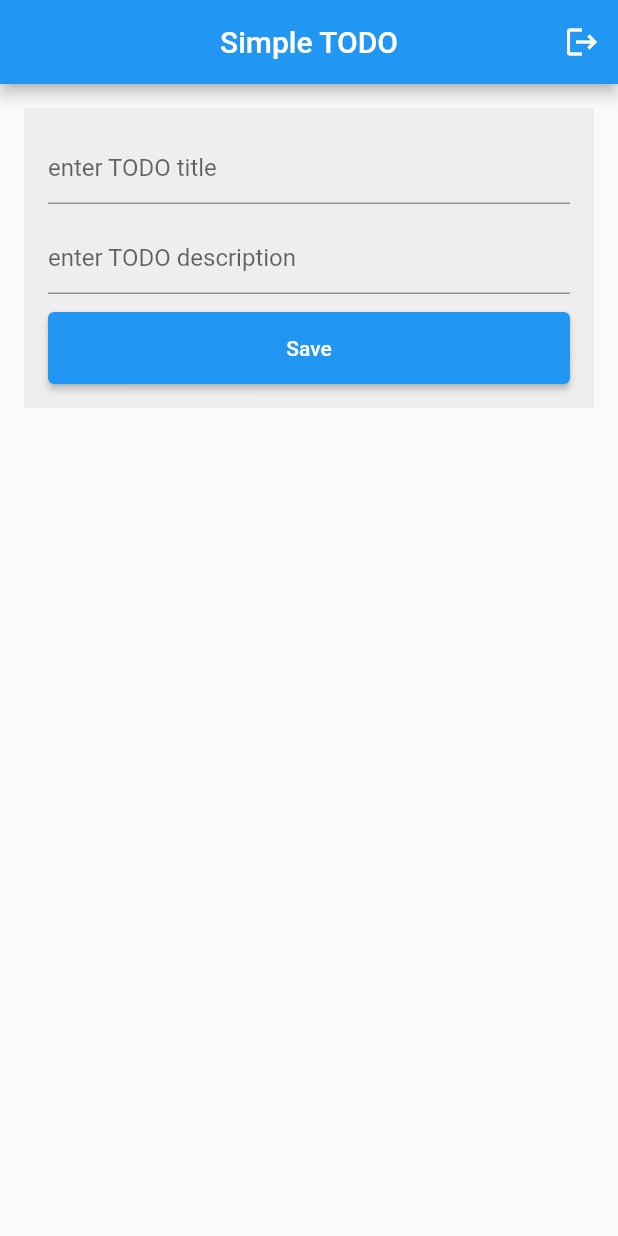
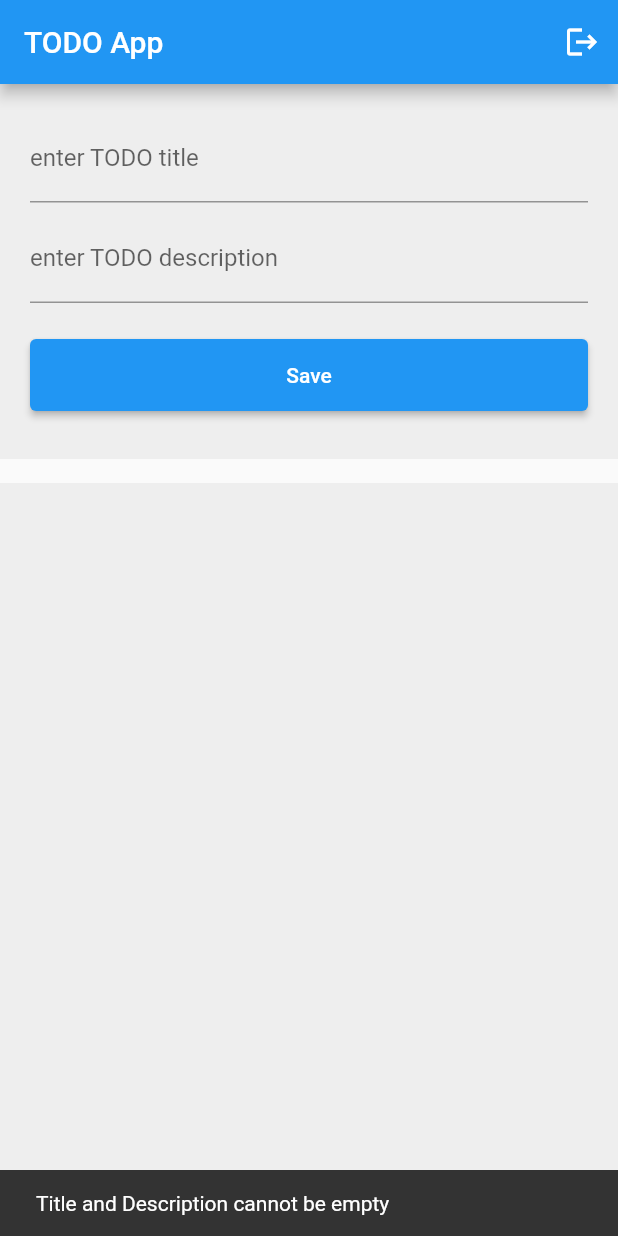
Before and after one commit to b3ingHassan/flutter_practice, a Flutter app: the screen it shows once a user with an empty profile is signed in, after a tap on "Save", on a phone screen of 412 x 824 dp. Run offline on Flutter 3.47's test engine with Material 2 defaults, Android fonts, the phone set to English and light mode, and no system bars; our stand-ins replace cloud_firestore, firebase_auth, firebase_core; accounts and stored records are empty.

Commit message:
updated the todo app

```diff
--- a/lib/home_page.dart
+++ b/lib/home_page.dart
@@ -10,57 +10,60 @@ class HomePage extends StatefulWidget {
 }
 
 class _HomePageState extends State<HomePage> {
-  TextEditingController titleController = TextEditingController();
-  TextEditingController descriptionController = TextEditingController();
+  final TextEditingController titleController = TextEditingController();
+  final TextEditingController descriptionController = TextEditingController();
   User? currUser = FirebaseAuth.instance.currentUser;
 
   @override
   Widget build(BuildContext context) {
     return Scaffold(
       appBar: AppBar(
-          centerTitle: true,
-          title: const Text("Simple TODO"),
+        title: const Text("TODO App"),
         actions: [
           IconButton(
             onPressed: () {
               FirebaseAuth.instance.signOut();
             },
-              icon: const Icon(Icons.logout),
+            icon: const Icon(
+              Icons.logout,
+            ),
           )
         ],
       ),
-        body: Container(
-          padding: const EdgeInsets.all(16),
-          child: Column(
+      body: Column(
         children: [
           Container(
-                padding: const EdgeInsets.all(16),
-                height: 200,
+            padding: const EdgeInsets.all(20),
+            height: 250,
             color: Colors.grey.shade200,
             child: Column(
               children: [
                 TextField(
                   controller: titleController,
-                      decoration:
-                          const InputDecoration(hintText: "enter TODO title"),
+                  decoration: const InputDecoration(
+                    labelText: "enter TODO title",
+                  ),
                 ),
                 const SizedBox(
-                      height: 12,
+                  height: 8,
                 ),
                 TextField(
                   controller: descriptionController,
                   decoration: const InputDecoration(
-                          hintText: "enter TODO description"),
+                    labelText: "enter TODO description",
+                  ),
                 ),
                 const SizedBox(
-                      height: 12,
+                  height: 24,
                 ),
                 SizedBox(
                   width: double.infinity,
                   height: 48,
                   child: ElevatedButton(
                     onPressed: () async {
-                            if (currUser != null) {
+                      if (currUser != null &&
+                          titleController.text.isNotEmpty &&
+                          descriptionController.text.isNotEmpty) {
                         await FirebaseFirestore.instance
                             .collection("users")
                             .doc(currUser!.uid)
@@ -68,18 +71,33 @@ class _HomePageState extends State<HomePage> {
                             .add(
                           {
                             'title': titleController.text,
-                                  'decription': descriptionController.text,
+                            'description': descriptionController.text
                           },
+                        );
+                        titleController.clear();
+                        descriptionController.clear();
+                      } else {
+                        ScaffoldMessenger.of(context).showSnackBar(
+                          const SnackBar(
+                            content:
+                                Text("Title and Description cannot be empty"),
+                          ),
                         );
                       }
                     },
-                          child: const Text("Save")),
+                    child: const Text("Save"),
+                  ),
                 )
               ],
             ),
           ),
+          const SizedBox(
+            height: 16,
+          ),
           Expanded(
             child: Container(
+              padding: const EdgeInsets.all(16),
+              color: Colors.grey.shade200,
               child: StreamBuilder<QuerySnapshot>(
                   stream: FirebaseFirestore.instance
                       .collection("users")
@@ -87,9 +105,8 @@ class _HomePageState extends State<HomePage> {
                       .collection("todos")
                       .snapshots(),
                   builder: (context, snapshot) {
-                        if (snapshot.connectionState ==
-                            ConnectionState.waiting) {
-                          return Center(
+                    if (snapshot.connectionState == ConnectionState.waiting) {
+                      return const Center(
                         child: CircularProgressIndicator(),
                       );
                     } else {
@@ -98,8 +115,12 @@ class _HomePageState extends State<HomePage> {
                         itemCount: docs.length,
                         itemBuilder: (BuildContext context, int index) {
                           return ListTile(
-                                title: Text(docs[index]['title']),
-                                subtitle: Text(docs[index]['decription']),
+                            title: Text(
+                              docs[index]['title'],
+                            ),
+                            subtitle: Text(
+                              docs[index]['description'],
+                            ),
                           );
                         },
                       );
@@ -109,6 +130,6 @@ class _HomePageState extends State<HomePage> {
           )
         ],
       ),
-        ));
+    );
   }
 }
--- a/lib/services/functions/authentication.dart
+++ b/lib/services/functions/authentication.dart
@@ -1,3 +1,5 @@
+// ignore_for_file: avoid_print
+
 import 'package:cloud_firestore/cloud_firestore.dart';
 import 'package:firebase_auth/firebase_auth.dart';
 import 'package:flutter/material.dart';
@@ -55,6 +57,7 @@ class AuthenticationFunctions {
     password,
   ) async {
     try {
+      // ignore: unused_local_variable
       final credential = await FirebaseAuth.instance.signInWithEmailAndPassword(
         email: email,
         password: password,
```
Lines whose indentation alone changed are shown as unchanged.
